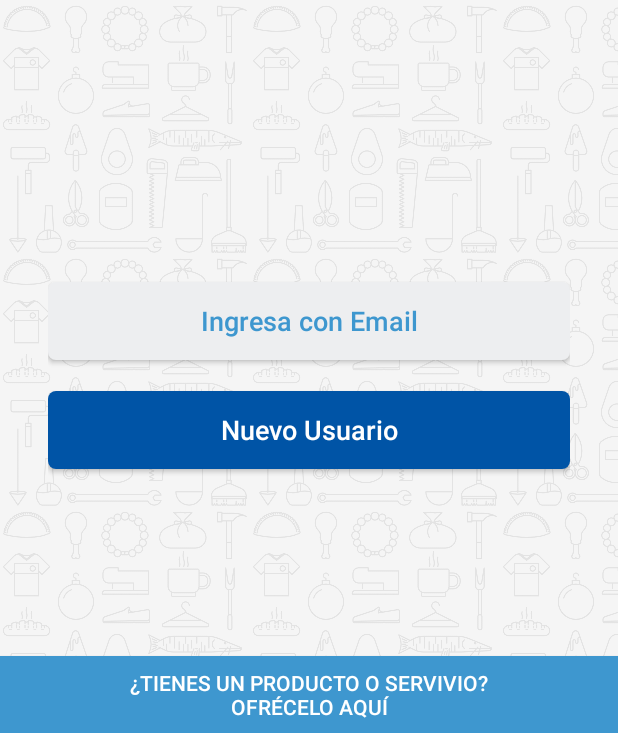
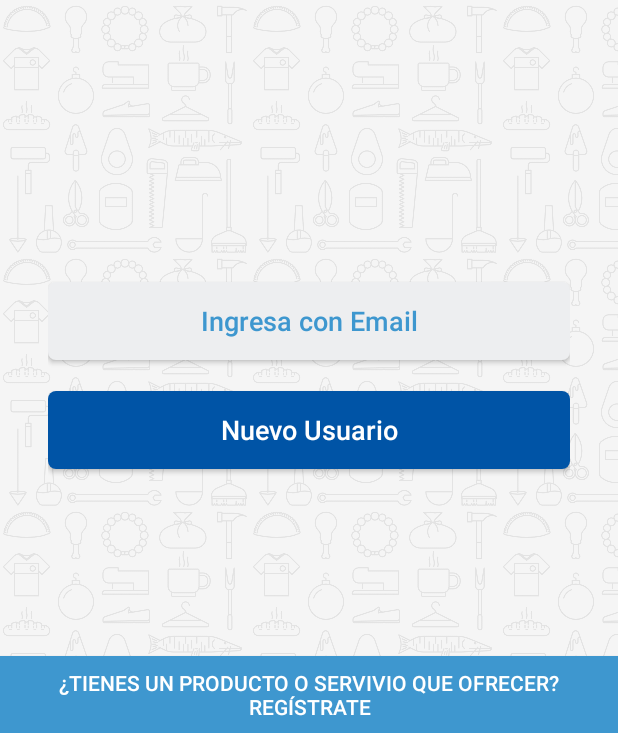
Before and after one commit to Olinguito/SeLeTieneAndroid, an Android app: the screen it shows after launch (StartActivity), on a phone screen of 412 x 824 dp, the part 503-1236 px from its top. Run offline under Robolectric (Android 15) with nearby library versions, the phone set to English and light mode, and no system bars.

Commit message:
[start] change offer button to register

```diff
--- a/app/src/main/java/co/olinguito/seletiene/app/StartActivity.java
+++ b/app/src/main/java/co/olinguito/seletiene/app/StartActivity.java
@@ -55,7 +55,4 @@ public class StartActivity extends FragmentActivity {
         startActivity(new Intent(this, LoginActivity.class));
     }
 
-    public void offer(View view) {
-        startActivity(new Intent(this, OfferActivity.class));
-    }
 }
--- a/app/src/main/res/layout/activity_start.xml
+++ b/app/src/main/res/layout/activity_start.xml
@@ -64,7 +64,7 @@
     <Button
             android:id="@+id/start_btn_offer"
             android:visibility="gone"
-            android:onClick="offer"
+            android:onClick="register"
             style="@style/start.offer"
             android:text="@string/start.offer"/>
 </LinearLayout>
--- a/app/src/main/res/values/strings.xml
+++ b/app/src/main/res/values/strings.xml
@@ -22,7 +22,7 @@
     <string name="start.facebook">Ingresa con Facebook</string>
     <string name="start.email">Ingresa con Email</string>
     <string name="start.new">Nuevo Usuario</string>
-    <string name="start.offer">¿Tienes un producto o servivio?\nOfrécelo aquí</string>
+    <string name="start.offer">¿Tienes un producto o servivio que ofrecer?\nRegístrate</string>
 
     <!-- register/login -->
     <string name="rl.send">Enviar registro</string>
```
